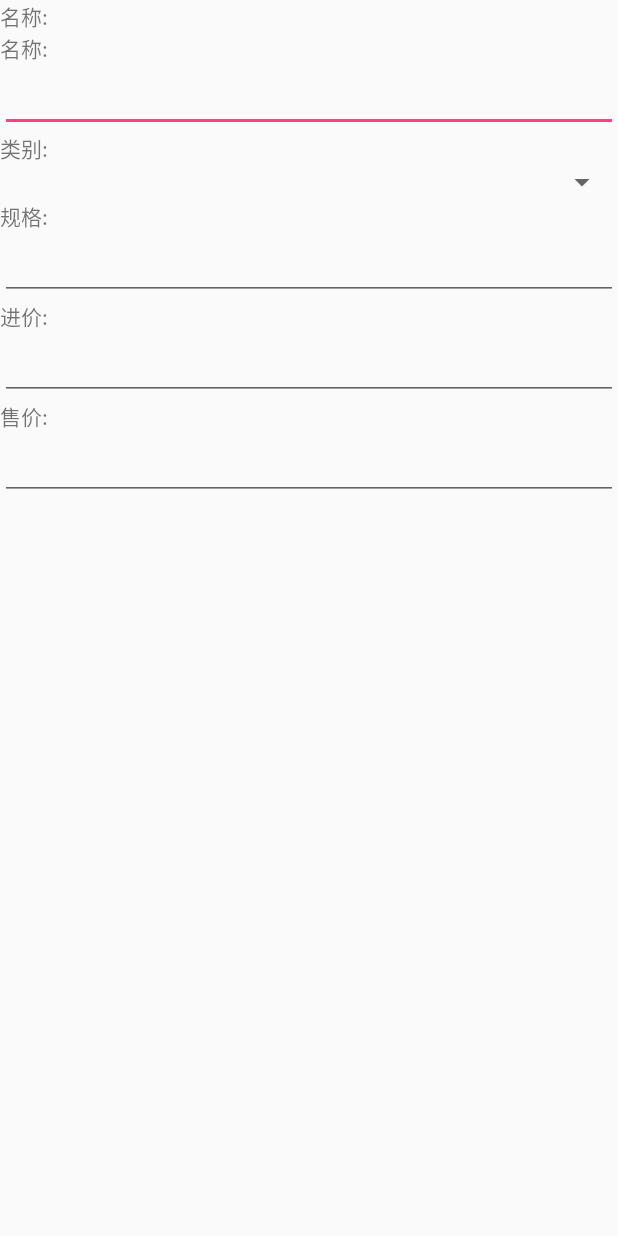
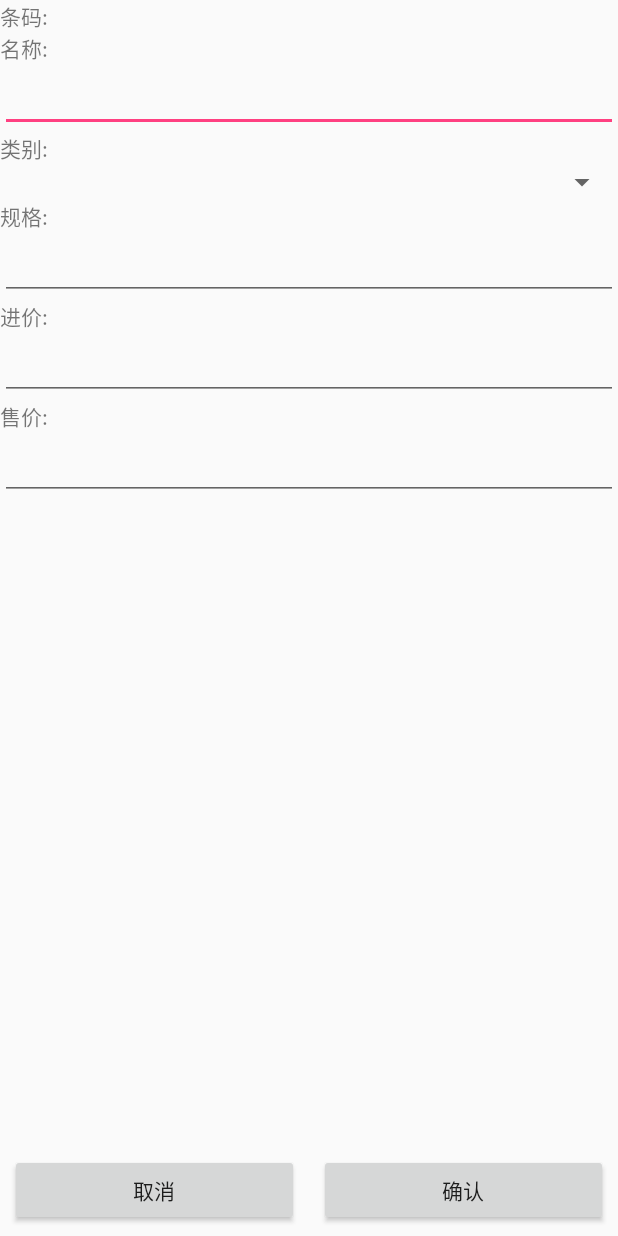
Before and after one commit to YaYChen/MarketProject-AndroidProject, an Android app: the layout fragment_edit_product.xml on its own in the app's theme, with its tools: preview values and no code run, on a phone screen of 412 x 824 dp. Run offline under Robolectric (Android 15) with nearby library versions, the phone set to English and light mode, and no system bars.

Commit message:
commit_20190411

```diff
--- a/zxing-master/app/src/main/java/util/HttpUtil.java
+++ b/zxing-master/app/src/main/java/util/HttpUtil.java
@@ -10,7 +10,6 @@ import okhttp3.Response;
 public class HttpUtil {
 
     private String baseURL = "http://101.132.123.27:8080";
-    private int timeout = 8000;
 
     private OkHttpClient client = new OkHttpClient();
 
--- a/zxing-master/app/src/main/res/layout/fragment_edit_product.xml
+++ b/zxing-master/app/src/main/res/layout/fragment_edit_product.xml
@@ -6,9 +6,12 @@
     tools:context=".EditProductFragment">
 
     <!-- TODO: Update blank fragment layout -->
+    <ScrollView
+        android:layout_width="match_parent"
+        android:layout_height="match_parent">
         <LinearLayout
             android:layout_width="match_parent"
-        android:layout_height="match_parent"
+            android:layout_height="wrap_content"
             android:orientation="vertical">
             <ImageView
                 android:id="@+id/iv_product_image"
@@ -18,7 +21,7 @@
                 android:id="@+id/tv_product_code"
                 android:layout_width="match_parent"
                 android:layout_height="wrap_content"
-            android:text="@string/product_name"/>
+                android:text="@string/product_code"/>
             <TextView
                 android:layout_width="match_parent"
                 android:layout_height="wrap_content"
@@ -60,5 +63,28 @@
                 android:layout_width="match_parent"
                 android:layout_height="wrap_content" />
         </LinearLayout>
+    </ScrollView>
+
+    <LinearLayout
+        android:layout_width="match_parent"
+        android:layout_height="wrap_content"
+        android:layout_gravity="bottom"
+        android:orientation="horizontal">
+        <Button
+            android:id="@+id/btn_cancel"
+            android:text="@string/button_cancel"
+            android:layout_width="match_parent"
+            android:layout_height="wrap_content"
+            android:layout_weight="1"
+            android:layout_margin="10px"/>
+        <Button
+            android:id="@+id/btn_confirm"
+            android:text="@string/button_confirm"
+            android:layout_width="match_parent"
+            android:layout_height="wrap_content"
+            android:layout_weight="1"
+            android:layout_margin="10px"/>
+    </LinearLayout>
+
 
 </FrameLayout>
--- a/zxing-master/app/src/main/res/values/strings.xml
+++ b/zxing-master/app/src/main/res/values/strings.xml
@@ -14,5 +14,8 @@
     <string name="product_specification">规格: </string>
     <string name="product_purchasePrice">进价: </string>
     <string name="product_price">售价: </string>
+    <!--button-->
+    <string name="button_cancel">取消</string>
+    <string name="button_confirm">确认</string>
 
 </resources>
```
Also changed, not shown: zxing-master/app/src/main/java/adapter/MySpinnerAdapter.java (added, +51 -0 lines), zxing-master/app/src/main/java/com/yzq/zxing/EditProductFragment.java (+97 -2 lines), zxing-master/app/src/main/java/com/yzq/zxing/ProductActivity.java (+5 -2 lines), zxing-master/app/src/main/java/com/yzq/zxing/ShowProductFragment.java (+23 -1 lines), zxing-master/app/src/main/java/service/CategoryService.java (added, +21 -0 lines), zxing-master/app/src/main/java/util/GsonUtil.java (+21 -0 lines), zxing-master/app/src/main/res/layout/view_spinner_item.xml (added, +12 -0 lines). Lines whose indentation alone changed are shown as unchanged.
